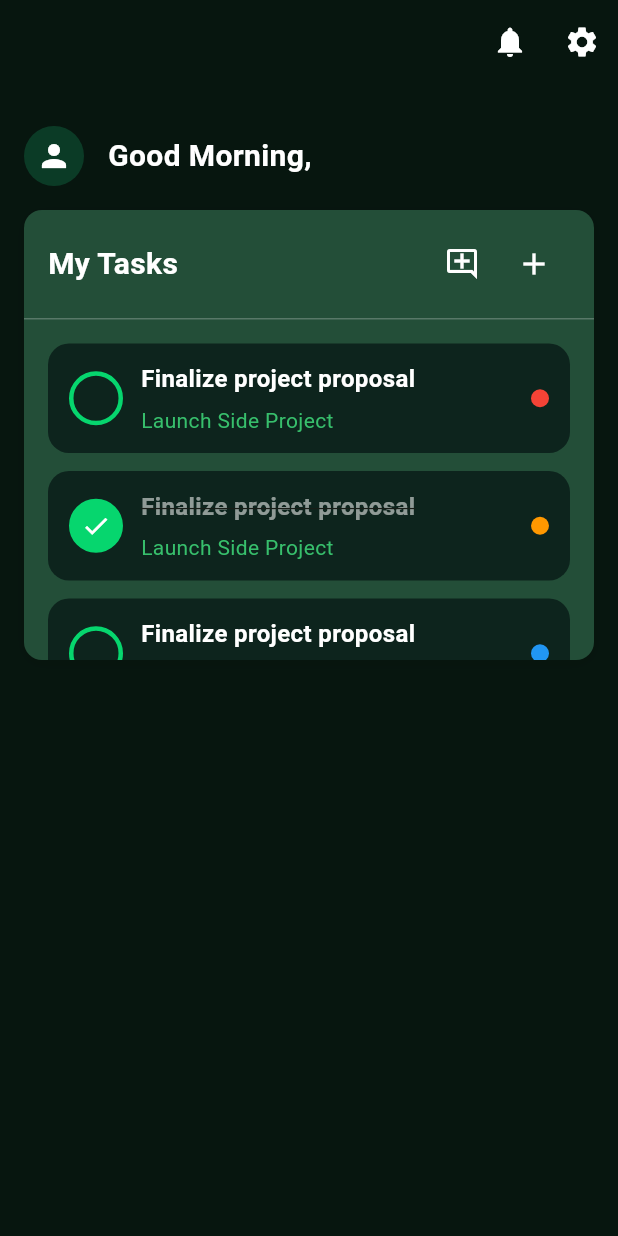
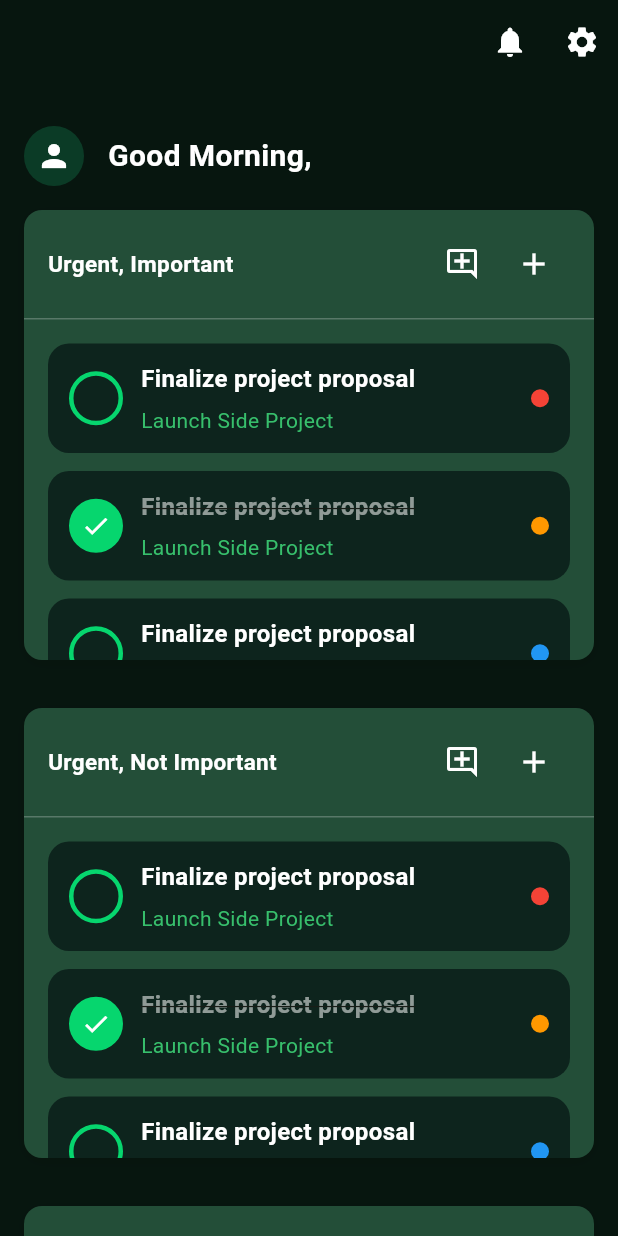
Before and after one commit to koixos/oop-mobile-frontend, a Flutter app: the DashboardPage screen opened directly, on a phone screen of 412 x 824 dp. Run offline on Flutter 3.47's test engine with Material 3 defaults, Android fonts, the phone set to English and light mode, and no system bars; our stand-ins replace fluttertoast, image_picker, shared_preferences; accounts and stored records are empty.

Commit message:
created all mtrix task cards

```diff
--- a/lib/views/dashboard/dashboard_page.dart
+++ b/lib/views/dashboard/dashboard_page.dart
@@ -211,7 +211,7 @@ class _DashboardPageState extends State<DashboardPage> {
     );
   }
 
-  Widget _buildTaskList() {
+  Widget _buildTaskList(String urgency_importance) {
     final tasks = [
       {
         'title': "Finalize project proposal",
@@ -286,12 +286,12 @@ class _DashboardPageState extends State<DashboardPage> {
             padding: const EdgeInsets.symmetric(horizontal: 16, vertical: 12),
             child: Row(
               children: [
-                const Text(
-                  "My Tasks",
+                Text(
+                  urgency_importance,
                   style: TextStyle(
                     fontWeight: FontWeight.bold,
                     color: Colors.white,
-                    fontSize: 20,
+                    fontSize: 15,
                   ),
                 ),
                 const Spacer(),
@@ -359,7 +359,13 @@ class _DashboardPageState extends State<DashboardPage> {
                   // const SizedBox(height: 18),
                   // _buildTabs(),
                   const SizedBox(height: 16),
-                  _buildTaskList(),
+                  _buildTaskList("Urgent, Important"),
+                  const SizedBox(height: 16),
+                  _buildTaskList("Urgent, Not Important"),
+                  const SizedBox(height: 16),
+                  _buildTaskList("Not Urgent, Important"),
+                  const SizedBox(height: 16),
+                  _buildTaskList("Not Urgent, Not Important"),
                   const SizedBox(height: 40),
                 ],
               ),
```
